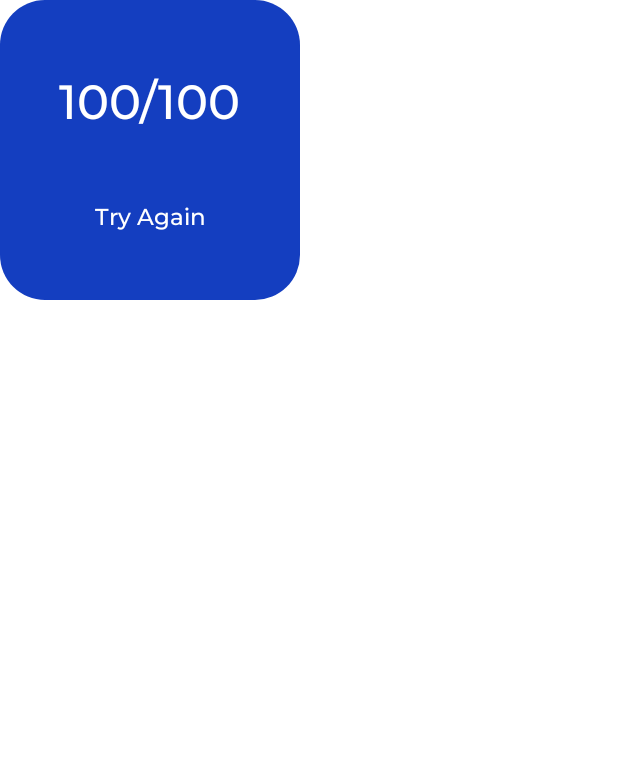
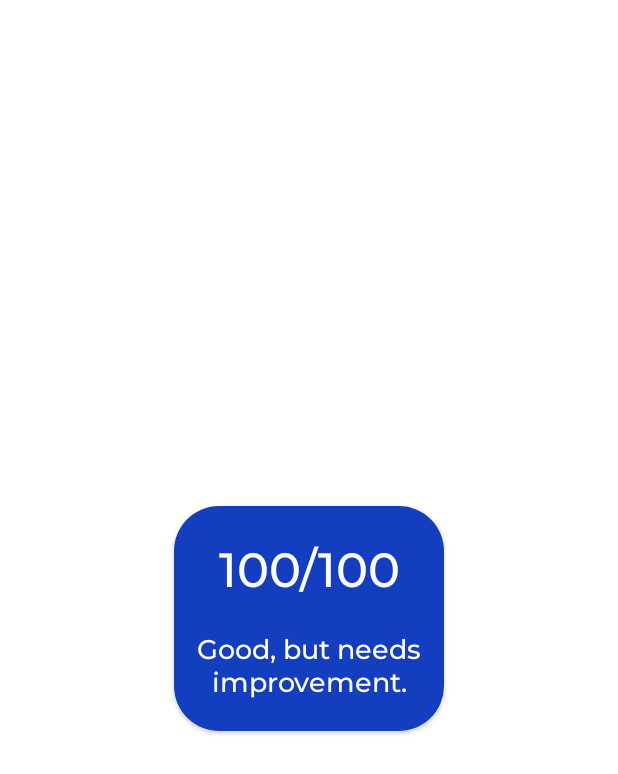
Before and after one commit to diep312/pSignLanguage, an Android app built with Jetpack Compose: the layout score_dialog.xml on its own in the app's theme, with its tools: preview values and no code run, on a phone screen of 412 x 824 dp. Shown: the top 774 px of the screen. Run offline under Robolectric (Android 15) with nearby library versions, the light colour scheme and no system bars; network calls fail.

Commit message:
Update 08/07: - Improve Experience

```diff
--- a/app/src/main/java/com/ptit/signlanguage/ui/label/ListLabelActivity.kt
+++ b/app/src/main/java/com/ptit/signlanguage/ui/label/ListLabelActivity.kt
@@ -5,6 +5,7 @@ import androidx.lifecycle.ViewModelProvider
 import com.ptit.signlanguage.R
 import com.ptit.signlanguage.base.BaseActivity
 import com.ptit.signlanguage.base.LinearItemDecoration
+import com.ptit.signlanguage.data.prefs.IPreferencesHelper
 import com.ptit.signlanguage.data.prefs.PreferencesHelper
 import com.ptit.signlanguage.databinding.ActivityListLabelBinding
 import com.ptit.signlanguage.network.model.response.Label
@@ -21,7 +22,7 @@ import com.ptit.signlanguage.view_model.ViewModelFactory
 
 class ListLabelActivity : BaseActivity<MainViewModel, ActivityListLabelBinding>() {
     lateinit var adapter: ListLabelAdapter
-    private lateinit var prefsHelper: PreferencesHelper
+    private lateinit var prefsHelper: IPreferencesHelper
     var user: User? = null
     var subject: Subject? = null
     var level: Level? = null
--- a/app/src/main/res/layout/score_dialog.xml
+++ b/app/src/main/res/layout/score_dialog.xml
@@ -1,33 +1,55 @@
 <?xml version="1.0" encoding="utf-8"?>
 <androidx.constraintlayout.widget.ConstraintLayout xmlns:android="http://schemas.android.com/apk/res/android"
-    android:layout_width="@dimen/dp200"
-    android:layout_height="@dimen/dp200"
+    android:layout_width="match_parent"
+    android:layout_height="match_parent"
     xmlns:app="http://schemas.android.com/apk/res-auto"
-    android:backgroundTint="@color/primary"
+    android:backgroundTint="@android:color/transparent"
     android:background="@drawable/bg_radius_30">
+
+    <androidx.cardview.widget.CardView
+        android:layout_width="180dp"
+        android:layout_height="150dp"
+        app:layout_constraintBottom_toBottomOf="parent"
+        app:layout_constraintEnd_toEndOf="parent"
+        app:layout_constraintStart_toStartOf="parent"
+        app:cardCornerRadius="@dimen/dp30"
+        app:layout_constraintTop_toTopOf="parent">
+
+        <LinearLayout
+            android:layout_width="match_parent"
+            android:layout_height="match_parent"
+            android:background="@color/primary"
+            android:orientation="vertical"
+            android:weightSum="3"
+            >
+
             <TextView
                 android:id="@+id/score"
                 android:layout_width="wrap_content"
                 android:layout_height="wrap_content"
+                android:paddingHorizontal="@dimen/dp8"
                 android:text="100/100"
                 android:textColor="@color/white"
-        android:paddingHorizontal="@dimen/dp8"
-        app:layout_constraintTop_toTopOf="parent"
-        app:layout_constraintStart_toStartOf="parent"
-        app:layout_constraintEnd_toEndOf="parent"
-        app:layout_constraintBottom_toTopOf="@id/sentence"
-        android:textSize="@dimen/dp32"/>
+                android:gravity="center"
+                android:layout_gravity="center"
+                android:textSize="@dimen/dp32"
+                android:layout_weight="2"/>
+
             <TextView
                 android:id="@+id/sentence"
                 android:layout_width="wrap_content"
                 android:layout_height="wrap_content"
-        android:text = "Try Again"
-        app:layout_constraintTop_toBottomOf="@+id/score"
+                android:text="Good, but needs improvement."
                 android:textColor="@color/white"
-        android:textSize="@dimen/dp15"
+                android:textSize="@dimen/dp18"
+                android:gravity="center"
+                android:layout_gravity="center"
+                app:layout_constraintBottom_toBottomOf="parent"
+                app:layout_constraintEnd_toEndOf="parent"
                 app:layout_constraintStart_toStartOf="parent"
-        app:layout_constraintEnd_toEndOf="parent"
-        app:layout_constraintBottom_toBottomOf="parent"
-        />
+                app:layout_constraintTop_toBottomOf="@+id/score" />
+        </LinearLayout>
+    </androidx.cardview.widget.CardView>
+
 
 </androidx.constraintlayout.widget.ConstraintLayout>
```
Also changed, not shown: app/src/main/java/com/ptit/signlanguage/base/BaseDialogFragment.kt (added, +15 -0 lines), app/src/main/java/com/ptit/signlanguage/ui/predict/ConfirmationDialogFragment.kt (+2 -9 lines), app/src/main/java/com/ptit/signlanguage/ui/predict/ManualDialogFragment.kt (+2 -9 lines), app/src/main/java/com/ptit/signlanguage/ui/score/ResultDialog.kt (+2 -9 lines), app/src/main/res/layout/dialog_confirmation.xml (+20 -9 lines). Lines whose indentation alone changed are shown as unchanged.
